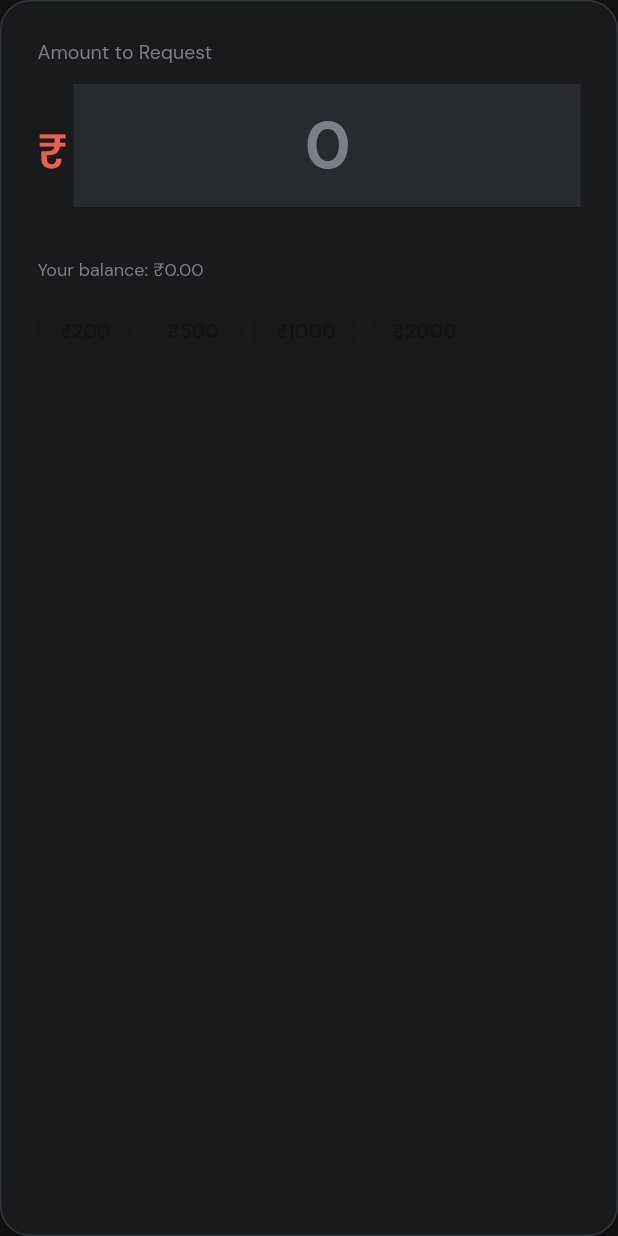
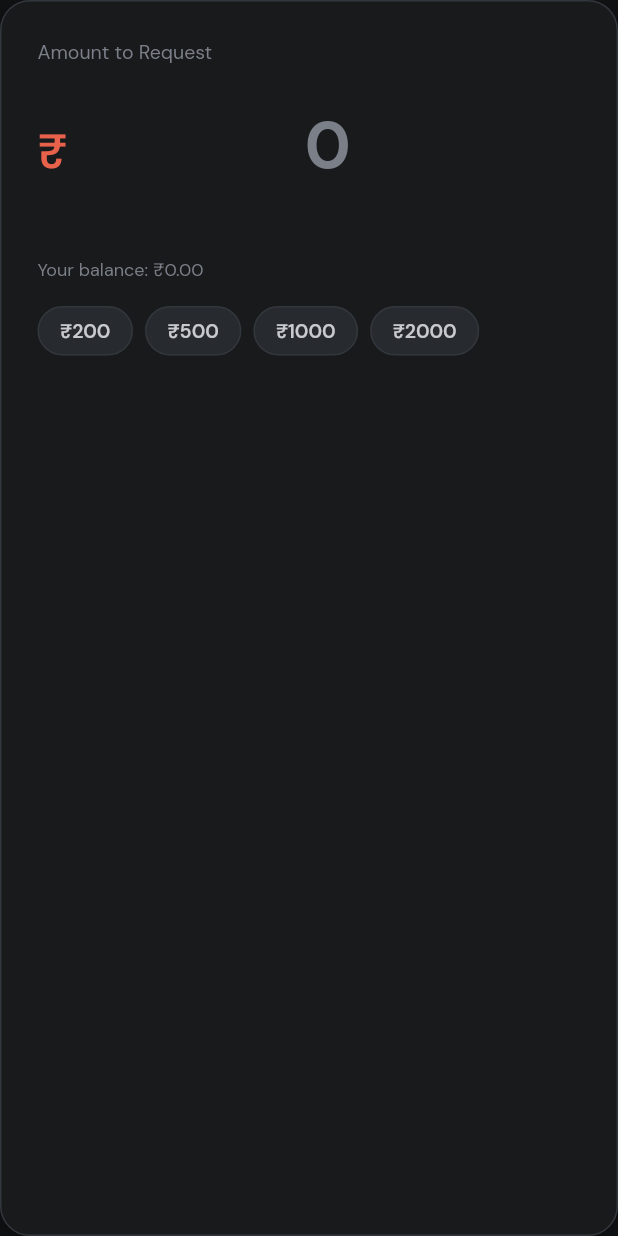
Before and after one commit to Yashk-15/TechPay-Digital-Wallet, a Flutter app: the _AmountSection widget shown alone on an empty page, opened directly with empty values, on a phone screen of 412 x 824 dp. Run offline on Flutter 3.47's test engine with Material 3 defaults, Android fonts, the phone set to English and light mode, and no system bars; our stand-ins replace cloud_firestore, firebase_auth, firebase_core, flutter_riverpod, google_fonts; accounts and stored records are empty.

Commit message:
Optimization and minor bug fix

```diff
--- a/lib/features/onboarding/view/kyc_verification_screen.dart
+++ b/lib/features/onboarding/view/kyc_verification_screen.dart
@@ -43,12 +43,12 @@ class _KYCVerificationScreenState extends State<KYCVerificationScreen> {
               const SizedBox(height: 10),
               ClipRRect(
                 borderRadius: BorderRadius.circular(4),
-                child: LinearProgressIndicator(
+                child: const LinearProgressIndicator(
                   value: 1.0,
                   minHeight: 6,
                   backgroundColor: AppTheme.bgElevated,
                   valueColor:
-                      const AlwaysStoppedAnimation<Color>(AppTheme.coral),
+                      AlwaysStoppedAnimation<Color>(AppTheme.coral),
                 ),
               ),
               const SizedBox(height: 32),
--- a/lib/features/payments/nfc/view/nfc_payment_screen.dart
+++ b/lib/features/payments/nfc/view/nfc_payment_screen.dart
@@ -191,6 +191,7 @@ class _NFCPaymentScreenState extends ConsumerState<NFCPaymentScreen>
                             color: AppTheme.text100),
                         decoration: const InputDecoration(
                           prefixText: '₹ ',
+                          filled: false,
                           prefixStyle: TextStyle(
                               fontSize: 36,
                               fontWeight: FontWeight.bold,
--- a/lib/features/payments/request/view/request_money_screen.dart
+++ b/lib/features/payments/request/view/request_money_screen.dart
@@ -551,6 +551,7 @@ class _AmountSection extends StatelessWidget {
                   ),
                   decoration: const InputDecoration(
                     hintText: '0',
+                    filled: false,
                     border: InputBorder.none,
                     enabledBorder: InputBorder.none,
                     focusedBorder: InputBorder.none,
@@ -588,10 +589,10 @@ class _AmountSection extends StatelessWidget {
                   padding:
                       const EdgeInsets.symmetric(horizontal: 14, vertical: 6),
                   decoration: BoxDecoration(
-                    color: AppTheme.primaryDark.withOpacity(0.07),
+                    color: AppTheme.bgInput,
                     borderRadius: BorderRadius.circular(20),
                     border: Border.all(
-                      color: AppTheme.primaryDark.withOpacity(0.2),
+                      color: AppTheme.bgBorder,
                     ),
                   ),
                   child: Text(
@@ -599,7 +600,7 @@ class _AmountSection extends StatelessWidget {
                     style: const TextStyle(
                       fontSize: 13,
                       fontWeight: FontWeight.w600,
-                      color: AppTheme.primaryDark,
+                      color: AppTheme.text200,
                     ),
                   ),
                 ),
--- a/lib/features/rewards/view/rewards_screen.dart
+++ b/lib/features/rewards/view/rewards_screen.dart
@@ -18,10 +18,6 @@ class RewardsScreen extends ConsumerWidget {
             style: TextStyle(color: AppTheme.text100)),
         backgroundColor: AppTheme.bgSurface,
         elevation: 0,
-        leading: IconButton(
-          icon: const Icon(Icons.arrow_back, color: AppTheme.text100),
-          onPressed: () => Navigator.pop(context),
-        ),
       ),
       body: SingleChildScrollView(
         padding: const EdgeInsets.all(24.0),
--- a/lib/features/transactions/view/transactions_screen.dart
+++ b/lib/features/transactions/view/transactions_screen.dart
@@ -45,11 +45,6 @@ class _TransactionsScreenState extends ConsumerState<TransactionsScreen> {
         centerTitle: false,
         backgroundColor: AppTheme.bgSurface,
         elevation: 0,
-        leading: IconButton(
-          icon: const Icon(Icons.arrow_back_ios,
-              size: 20, color: AppTheme.text100),
-          onPressed: () => Navigator.pop(context),
-        ),
       ),
       body: Column(
         crossAxisAlignment: CrossAxisAlignment.start,
```
Also changed, not shown: lib/features/onboarding/view/post_login_welcome_screen.dart (+4 -4 lines), lib/features/transfer/view/amount_input_screen.dart (+4 -3 lines).
